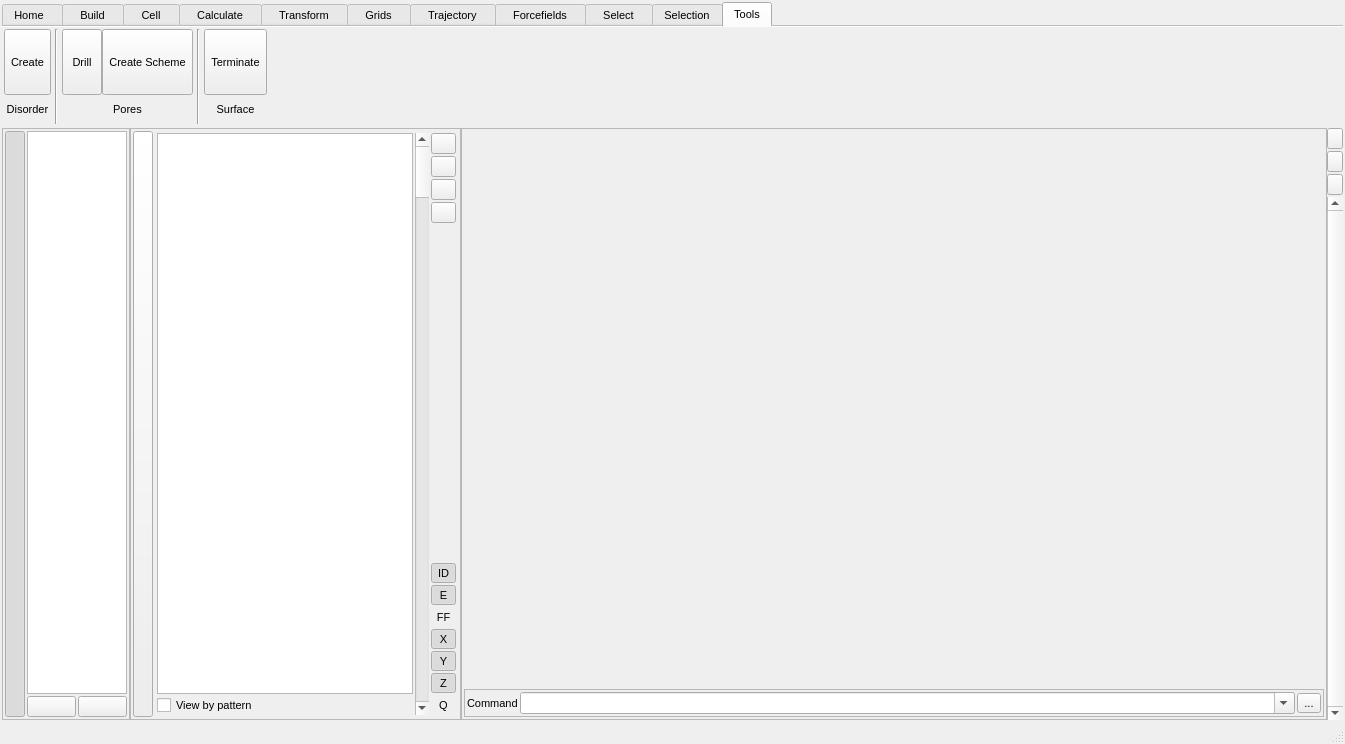
Qt form src/gui/mainwindow.ui (trisyoungs/aten) before a commit.
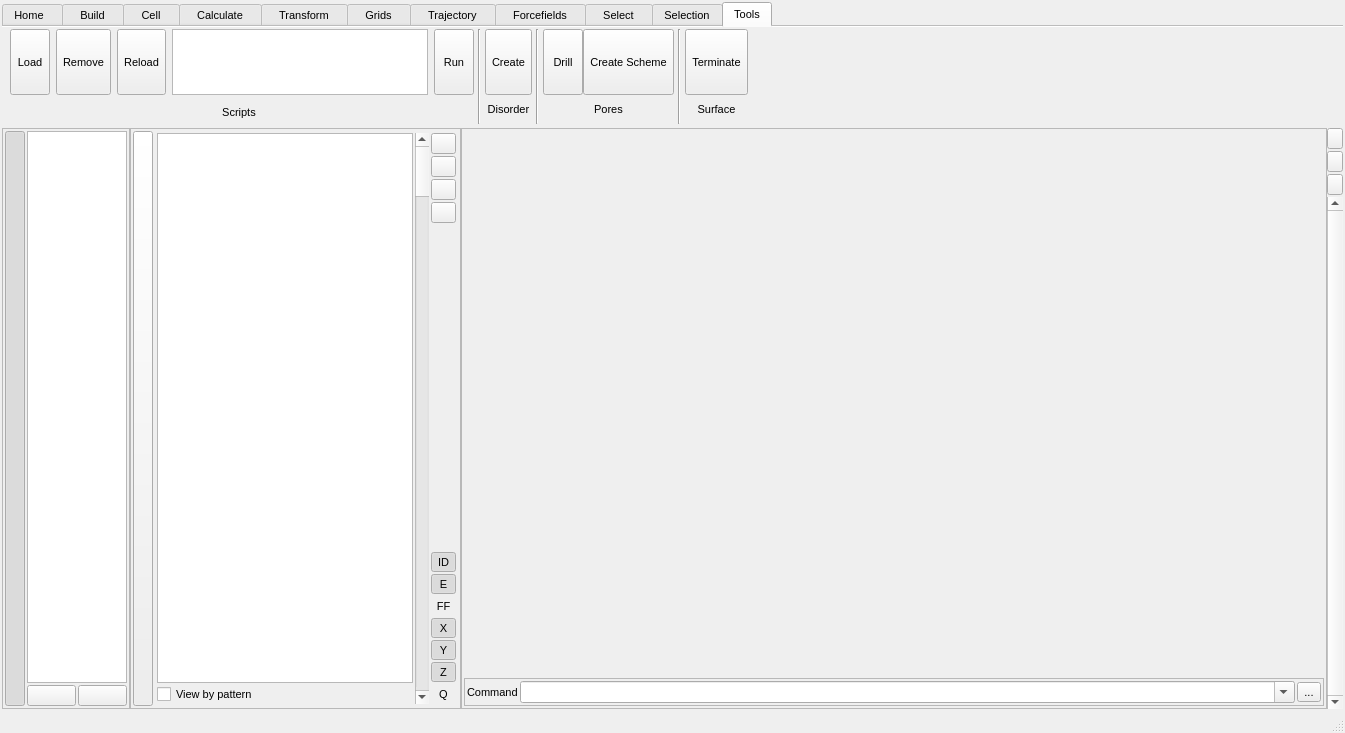
The same form after that commit. The open tabs and pages were chosen to show the change. Icons and pictures are not drawn. Custom widgets are drawn as their Qt base class.

Commit message: Updated buckytube.txt script to allow better flexibility, and added GUI dialog. Added Scripts section to Tools panel. Added Program::generatedSuccessfully_ member to store whether the last call to the available Program::generate*() functions was successful.

Diff of the .ui file:
```diff
--- a/src/gui/mainwindow.ui
+++ b/src/gui/mainwindow.ui
@@ -8,7 +8,7 @@
     <x>0</x>
     <y>0</y>
     <width>1345</width>
-    <height>744</height>
+    <height>733</height>
    </rect>
   </property>
   <property name="sizePolicy">
@@ -8831,6 +8831,280 @@
         <property name="margin">
          <number>2</number>
         </property>
+        <item>
+         <layout class="QGridLayout" name="gridLayout_27">
+          <property name="spacing">
+           <number>6</number>
+          </property>
+          <item row="0" column="4">
+           <widget class="QListWidget" name="ScriptsList">
+            <property name="sizePolicy">
+             <sizepolicy hsizetype="Minimum" vsizetype="Ignored">
+              <horstretch>0</horstretch>
+              <verstretch>0</verstretch>
+             </sizepolicy>
+            </property>
+            <property name="minimumSize">
+             <size>
+              <width>200</width>
+              <height>0</height>
+             </size>
+            </property>
+            <property name="maximumSize">
+             <size>
+              <width>16777215</width>
+              <height>128</height>
+             </size>
+            </property>
+            <property name="contextMenuPolicy">
+             <enum>Qt::CustomContextMenu</enum>
+            </property>
+            <property name="editTriggers">
+             <set>QAbstractItemView::DoubleClicked</set>
+            </property>
+            <property name="selectionMode">
+             <enum>QAbstractItemView::SingleSelection</enum>
+            </property>
+            <property name="selectionBehavior">
+             <enum>QAbstractItemView::SelectRows</enum>
+            </property>
+           </widget>
+          </item>
+          <item row="0" column="3">
+           <widget class="TMenuButton" name="ToolsScriptsReloadButton">
+            <property name="sizePolicy">
+             <sizepolicy hsizetype="Minimum" vsizetype="Fixed">
+              <horstretch>0</horstretch>
+              <verstretch>0</verstretch>
+             </sizepolicy>
+            </property>
+            <property name="minimumSize">
+             <size>
+              <width>40</width>
+              <height>66</height>
+             </size>
+            </property>
+            <property name="maximumSize">
+             <size>
+              <width>128</width>
+              <height>66</height>
+             </size>
+            </property>
+            <property name="font">
+             <font>
+              <pointsize>8</pointsize>
+             </font>
+            </property>
+            <property name="toolTip">
+             <string>Edit / set cell lengths</string>
+            </property>
+            <property name="text">
+             <string>Reload</string>
+            </property>
+            <property name="iconSize">
+             <size>
+              <width>30</width>
+              <height>30</height>
+             </size>
+            </property>
+            <property name="checkable">
+             <bool>false</bool>
+            </property>
+            <property name="checked">
+             <bool>false</bool>
+            </property>
+            <property name="autoExclusive">
+             <bool>false</bool>
+            </property>
+            <property name="toolButtonStyle">
+             <enum>Qt::ToolButtonTextUnderIcon</enum>
+            </property>
+            <property name="autoRaise">
+             <bool>false</bool>
+            </property>
+           </widget>
+          </item>
+          <item row="0" column="1">
+           <widget class="TMenuButton" name="ToolsScriptsLoadButton">
+            <property name="sizePolicy">
+             <sizepolicy hsizetype="Minimum" vsizetype="Fixed">
+              <horstretch>0</horstretch>
+              <verstretch>0</verstretch>
+             </sizepolicy>
+            </property>
+            <property name="minimumSize">
+             <size>
+              <width>40</width>
+              <height>66</height>
+             </size>
+            </property>
+            <property name="maximumSize">
+             <size>
+              <width>128</width>
+              <height>66</height>
+             </size>
+            </property>
+            <property name="font">
+             <font>
+              <pointsize>8</pointsize>
+             </font>
+            </property>
+            <property name="toolTip">
+             <string>Edit / set cell matrix</string>
+            </property>
+            <property name="text">
+             <string>Load</string>
+            </property>
+            <property name="iconSize">
+             <size>
+              <width>30</width>
+              <height>30</height>
+             </size>
+            </property>
+            <property name="checkable">
+             <bool>false</bool>
+            </property>
+            <property name="checked">
+             <bool>false</bool>
+            </property>
+            <property name="autoExclusive">
+             <bool>false</bool>
+            </property>
+            <property name="toolButtonStyle">
+             <enum>Qt::ToolButtonTextUnderIcon</enum>
+            </property>
+            <property name="autoRaise">
+             <bool>false</bool>
+            </property>
+           </widget>
+          </item>
+          <item row="0" column="5">
+           <widget class="TMenuButton" name="ToolsScriptsRunButton">
+            <property name="sizePolicy">
+             <sizepolicy hsizetype="Minimum" vsizetype="Fixed">
+              <horstretch>0</horstretch>
+              <verstretch>0</verstretch>
+             </sizepolicy>
+            </property>
+            <property name="minimumSize">
+             <size>
+              <width>40</width>
+              <height>66</height>
+             </size>
+            </property>
+            <property name="maximumSize">
+             <size>
+              <width>128</width>
+              <height>66</height>
+             </size>
+            </property>
+            <property name="font">
+             <font>
+              <pointsize>8</pointsize>
+             </font>
+            </property>
+            <property name="toolTip">
+             <string>Edit / set cell lengths</string>
+            </property>
+            <property name="text">
+             <string>Run</string>
+            </property>
+            <property name="iconSize">
+             <size>
+              <width>30</width>
+              <height>30</height>
+             </size>
+            </property>
+            <property name="checkable">
+             <bool>false</bool>
+            </property>
+            <property name="checked">
+             <bool>false</bool>
+            </property>
+            <property name="autoExclusive">
+             <bool>false</bool>
+            </property>
+            <property name="toolButtonStyle">
+             <enum>Qt::ToolButtonTextUnderIcon</enum>
+            </property>
+            <property name="autoRaise">
+             <bool>false</bool>
+            </property>
+           </widget>
+          </item>
+          <item row="1" column="0" colspan="6">
+           <widget class="QLabel" name="label_7">
+            <property name="text">
+             <string>Scripts</string>
+            </property>
+            <property name="alignment">
+             <set>Qt::AlignCenter</set>
+            </property>
+           </widget>
+          </item>
+          <item row="0" column="2">
+           <widget class="TMenuButton" name="ToolsScriptsRemoveButton">
+            <property name="sizePolicy">
+             <sizepolicy hsizetype="Minimum" vsizetype="Fixed">
+              <horstretch>0</horstretch>
+              <verstretch>0</verstretch>
+             </sizepolicy>
+            </property>
+            <property name="minimumSize">
+             <size>
+              <width>40</width>
+              <height>66</height>
+             </size>
+            </property>
+            <property name="maximumSize">
+             <size>
+              <width>128</width>
+              <height>66</height>
+             </size>
+            </property>
+            <property name="font">
+             <font>
+              <pointsize>8</pointsize>
+             </font>
+            </property>
+            <property name="toolTip">
+             <string>Edit / set cell lengths</string>
+            </property>
+            <property name="text">
+             <string>Remove</string>
+            </property>
+            <property name="iconSize">
+             <size>
+              <width>30</width>
+              <height>30</height>
+             </size>
+            </property>
+            <property name="checkable">
+             <bool>false</bool>
+            </property>
+            <property name="checked">
+             <bool>false</bool>
+            </property>
+            <property name="autoExclusive">
+             <bool>false</bool>
+            </property>
+            <property name="toolButtonStyle">
+             <enum>Qt::ToolButtonTextUnderIcon</enum>
+            </property>
+            <property name="autoRaise">
+             <bool>false</bool>
+            </property>
+           </widget>
+          </item>
+         </layout>
+        </item>
+        <item>
+         <widget class="Line" name="line_41">
+          <property name="orientation">
+           <enum>Qt::Vertical</enum>
+          </property>
+         </widget>
+        </item>
         <item>
          <layout class="QGridLayout" name="gridLayout_24">
           <item row="1" column="0" colspan="2">
@@ -8855,7 +9129,7 @@
           <item row="0" column="0">
            <widget class="TMenuButton" name="ToolsDisorderCreateButton">
             <property name="sizePolicy">
-             <sizepolicy hsizetype="Preferred" vsizetype="Fixed">
+             <sizepolicy hsizetype="Minimum" vsizetype="Fixed">
               <horstretch>0</horstretch>
               <verstretch>0</verstretch>
              </sizepolicy>
@@ -8924,7 +9198,7 @@
           <item row="0" column="0">
            <widget class="TMenuButton" name="ToolsPoresDrillButton">
             <property name="sizePolicy">
-             <sizepolicy hsizetype="Preferred" vsizetype="Fixed">
+             <sizepolicy hsizetype="Minimum" vsizetype="Fixed">
               <horstretch>0</horstretch>
               <verstretch>0</verstretch>
              </sizepolicy>
@@ -8997,7 +9271,7 @@
           <item row="0" column="1">
            <widget class="TMenuButton" name="ToolsPoresSchemeButton">
             <property name="sizePolicy">
-             <sizepolicy hsizetype="Preferred" vsizetype="Fixed">
+             <sizepolicy hsizetype="Minimum" vsizetype="Fixed">
               <horstretch>0</horstretch>
               <verstretch>0</verstretch>
              </sizepolicy>
@@ -9081,7 +9355,7 @@
           <item row="0" column="0">
            <widget class="TMenuButton" name="ToolsSurfaceTerminateButton">
             <property name="sizePolicy">
-             <sizepolicy hsizetype="Preferred" vsizetype="Fixed">
+             <sizepolicy hsizetype="Minimum" vsizetype="Fixed">
               <horstretch>0</horstretch>
               <verstretch>0</verstretch>
              </sizepolicy>
@@ -9144,7 +9418,7 @@
           </property>
           <property name="sizeHint" stdset="0">
            <size>
-            <width>679</width>
+            <width>20</width>
             <height>91</height>
            </size>
           </property>
```
The commit also changes 9 other files.
